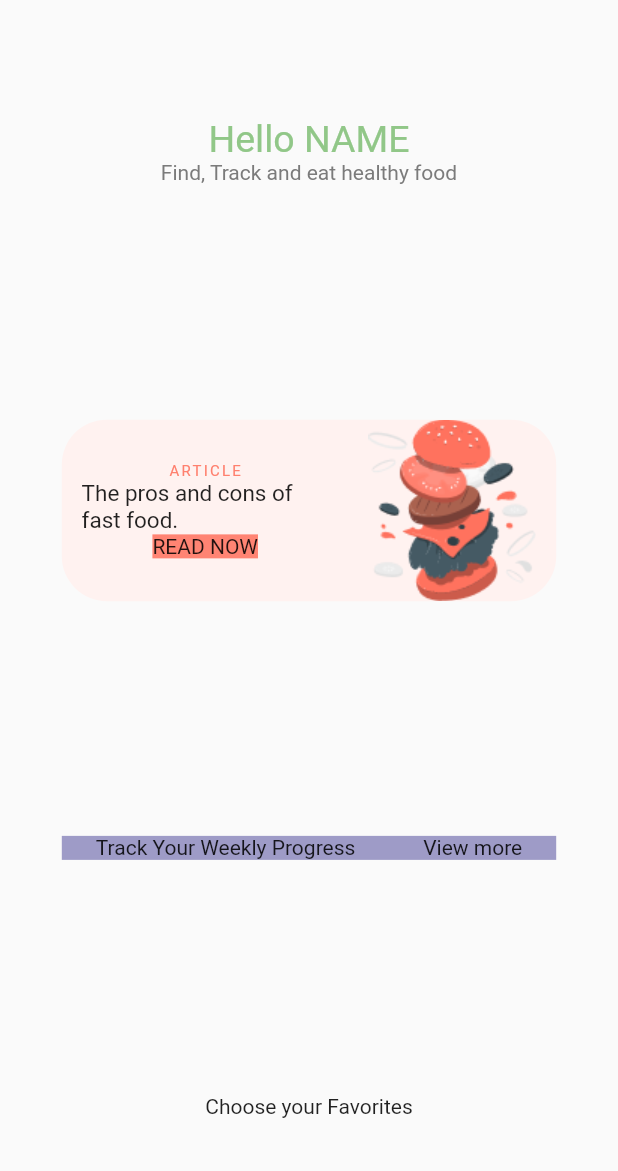
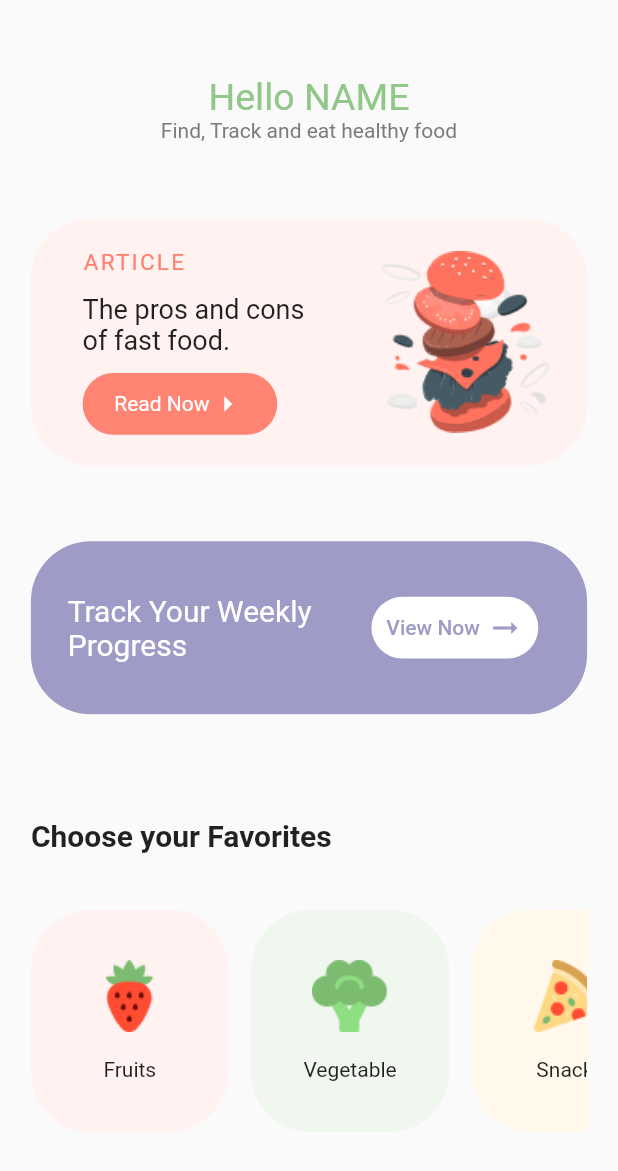
Before and after one commit to mehaksharma23/Nutrion-App, a Flutter app: the Home screen opened directly, on a phone screen of 412 x 824 dp. Shown: the top 1171 px of the screen. Run offline on Flutter 3.47's test engine with Material 2 defaults, Android fonts, the phone set to English and light mode, and no system bars.

Commit message:
made Home Page

```diff
--- /dev/null
+++ b/lib/Mukul/FoodType.dart
@@ -0,0 +1,43 @@
+// ignore_for_file: prefer_const_constructors
+
+import 'package:flutter/material.dart';
+
+class FoodType extends StatelessWidget {
+  FoodType({
+    required this.bgcolor,
+    required this.boxName,
+    required this.imagePath,
+    super.key,
+  });
+
+  int bgcolor;
+  String boxName;
+  String imagePath;
+
+  @override
+  Widget build(BuildContext context) {
+    return Container(
+      height: (MediaQuery.of(context).size.height) * 0.3 * 0.5,
+      width: (MediaQuery.of(context).size.width) * 0.8 * 0.4,
+      decoration: BoxDecoration(
+        color: Color(bgcolor),
+        borderRadius: BorderRadius.circular(40),
+      ),
+      child: Column(
+        mainAxisAlignment: MainAxisAlignment.center,
+        crossAxisAlignment: CrossAxisAlignment.center,
+        children: [
+          Image(
+            image: AssetImage(imagePath),
+          ),
+          SizedBox(
+            height: 17,
+          ),
+          Text(
+            boxName,
+          ),
+        ],
+      ),
+    );
+  }
+}
--- a/lib/Mukul/Home.dart
+++ b/lib/Mukul/Home.dart
@@ -3,6 +3,8 @@
 import 'dart:ui';
 
 import 'package:flutter/material.dart';
+import 'package:flutter/rendering.dart';
+import 'package:nutrition_app/Mukul/FoodType.dart';
 
 void main() => runApp(MaterialApp(
       home: Home(),
@@ -25,7 +27,7 @@ class _HomeState extends State<Home> {
           width: MediaQuery.of(context).size.width,
           child: Column(
             crossAxisAlignment: CrossAxisAlignment.center,
-            mainAxisAlignment: MainAxisAlignment.spaceAround,
+            mainAxisAlignment: MainAxisAlignment.spaceEvenly,
             children: [
               Container(
                 child: Column(
@@ -46,42 +48,67 @@ class _HomeState extends State<Home> {
                   ],
                 ),
               ),
-              InkWell(
-                onTap: () {},
-                child: Container(
-                  width: (MediaQuery.of(context).size.width) * 0.8,
+              Container(
+                width: (MediaQuery.of(context).size.width) * 0.9,
+                height: (MediaQuery.of(context).size.height) * 0.2,
                 decoration: BoxDecoration(
                   color: Color(0xFFFFF2F0),
-                    borderRadius: BorderRadius.circular(30),
+                  borderRadius: BorderRadius.circular(40),
                 ),
                 child: Row(
-                    mainAxisAlignment: MainAxisAlignment.spaceAround,
+                  mainAxisAlignment: MainAxisAlignment.spaceEvenly,
                   children: [
                     Container(
-                        width: (MediaQuery.of(context).size.width) * 0.8 * 0.5,
+                      width: (MediaQuery.of(context).size.width) * 0.9 * 0.5,
+                      child: Padding(
+                        padding: const EdgeInsets.fromLTRB(10, 15, 10, 15),
                         child: Column(
+                          crossAxisAlignment: CrossAxisAlignment.start,
+                          mainAxisAlignment: MainAxisAlignment.spaceAround,
                           children: [
                             Text(
                               "ARTICLE",
                               style: TextStyle(
                                 color: Color(0xFFFF806E),
                                 letterSpacing: 1.5,
-                                fontSize: 10,
+                                fontSize: 15,
                               ),
                             ),
                             Text(
                               "The pros and cons of fast food.",
                               style: TextStyle(
-                                fontSize: 15,
+                                fontSize: 18,
                               ),
                             ),
-                            Container(
+                            InkWell(
+                              onTap: () {},
+                              child: Container(
+                                width: (MediaQuery.of(context).size.width) * 0.9 * 0.5 * 0.7,
+                                height: (MediaQuery.of(context).size.height)*0.05,
                                 decoration: BoxDecoration(
                                   color: Color(0xFFFF8473),
+                                  borderRadius: BorderRadius.circular(40),
                                 ),
-                              child: Text("READ NOW"),
+                                child: Row(
+                                  mainAxisAlignment: MainAxisAlignment.center,
+                                  crossAxisAlignment: CrossAxisAlignment.center,
+                                  children: [
+                                    Text(
+                                      "Read Now",
+                                      style: TextStyle(
+                                        color: Colors.white,
+                                      ),
+                                    ),
+                                    Icon(
+                                      Icons.arrow_right,
+                                      color: Colors.white,
                                     ),
                                   ],
+                                ),
+                              ),
+                            ),
+                          ],
+                        ),
                       ),
                     ),
                     Image(
@@ -91,27 +118,110 @@ class _HomeState extends State<Home> {
                   ],
                 ),
               ),
-              ),
               Container(
-                width: (MediaQuery.of(context).size.width) * 0.8,
+                width: (MediaQuery.of(context).size.width) * 0.9,
+                height: (MediaQuery.of(context).size.height) * 0.14,
                 decoration: BoxDecoration(
                   color: Color(0xFF9E9BC7),
+                  borderRadius: BorderRadius.circular(40),
                 ),
+                child: Padding(
+                  padding: const EdgeInsets.fromLTRB(20, 0, 20, 0),
                   child: Row(
                     mainAxisAlignment: MainAxisAlignment.spaceAround,
                     children: [
+                      Container(
+                        height: (MediaQuery.of(context).size.height) * 0.10,
+                        width: (MediaQuery.of(context).size.width) * 0.9 * 0.5,
+                        child: Center(
+                          child: Text(
+                            "Track Your Weekly Progress",
+                            style: TextStyle(
+                              color: Colors.white,
+                              fontSize: 20,
+                            ),
+                          ),
+                        ),
+                      ),
+                      TextButton(
+                        onPressed: () {},
+                        child: Container(
+                          width:
+                              (MediaQuery.of(context).size.width) * 0.9 * 0.3,
+                          height: (MediaQuery.of(context).size.height) * 0.05,
+                          decoration: BoxDecoration(
+                            color: Colors.white,
+                            borderRadius: BorderRadius.circular(30),
+                          ),
+                          child: Row(
+                            mainAxisAlignment: MainAxisAlignment.center,
+                            children: [
                               Text(
-                      "Track Your Weekly Progress",
+                                "View Now",
+                                style: TextStyle(
+                                  color: Color(0xFF9E9BC7),
                                 ),
-                    Container(
-                      child: Text("View more"),
+                              ),
+                              SizedBox(
+                                width: 5,
+                              ),
+                              Icon(
+                                Icons.arrow_right_alt,
+                                color: Color(0xFF9E9BC7),
                               ),
                             ],
                           ),
                         ),
+                      ),
+                    ],
+                  ),
+                ),
+              ),
               Container(
-                  child: Text(
+                height: (MediaQuery.of(context).size.height) * 0.3,
+                width: (MediaQuery.of(context).size.width) * 0.9,
+                child: Column(
+                  mainAxisAlignment: MainAxisAlignment.spaceAround,
+                  crossAxisAlignment: CrossAxisAlignment.start,
+                  children: [
+                    Text(
                       "Choose your Favorites",
+                      style:
+                          TextStyle(fontSize: 20, fontWeight: FontWeight.bold),
+                    ),
+                    Container(
+                      height: (MediaQuery.of(context).size.height) * 0.3 * 0.6,
+                      child: ListView(
+                        scrollDirection: Axis.horizontal,
+                        children: [
+                          FoodType(
+                            bgcolor: 0xFFFFF2F0,
+                            boxName: "Fruits",
+                            imagePath: "assets/Fruits.png",
+                          ),
+                          SizedBox(
+                            width: 15,
+                          ),
+                          FoodType(
+                            bgcolor: 0xFFEFF7EE,
+                            boxName: "Vegetable",
+                            imagePath: "assets/Vegetables.png",
+                          ),
+                          SizedBox(
+                            width: 15,
+                          ),
+                          FoodType(
+                            bgcolor: 0xFFFFF8EB,
+                            boxName: "Snacks",
+                            imagePath: "assets/Snacks.png",
+                          ),
+                          SizedBox(
+                            width: 15,
+                          ),
+                        ],
+                      ),
+                    ),
+                  ],
                 ),
               ),
             ],
```
Also changed, not shown: assets/Snacks.png. Lines whose indentation alone changed are shown as unchanged.
